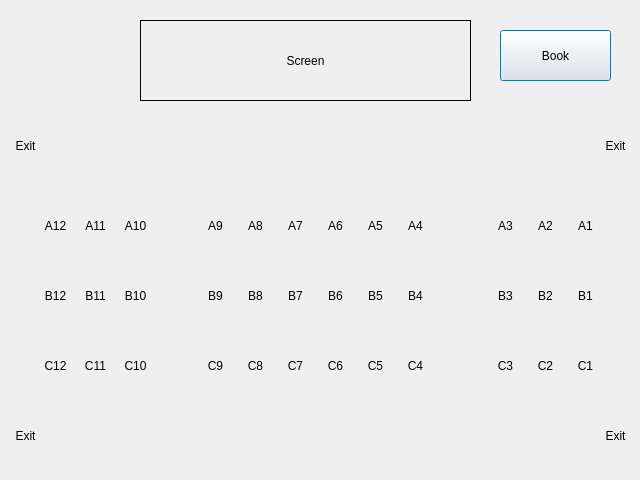
Before: the Qt Designer form In4B00king/diamondhall.ui in leejm17/ICT1009-In4B00king, drawn with Qt 5.
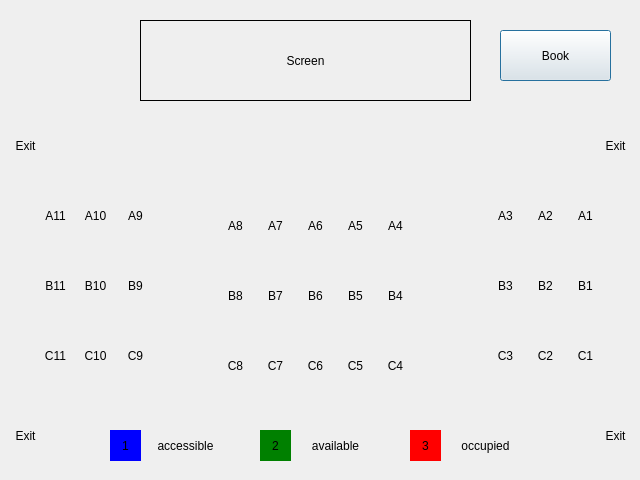
After: the same form once the commit is applied.

What changed in the file:
```diff
--- a/In4B00king/diamondhall.ui
+++ b/In4B00king/diamondhall.ui
@@ -16,7 +16,7 @@
   <widget class="QLabel" name="sc5">
    <property name="geometry">
     <rect>
-     <x>360</x>
+     <x>340</x>
      <y>350</y>
      <width>31</width>
      <height>31</height>
@@ -33,7 +33,7 @@
    <property name="geometry">
     <rect>
      <x>570</x>
-     <y>350</y>
+     <y>340</y>
      <width>31</width>
      <height>31</height>
     </rect>
@@ -48,7 +48,7 @@
   <widget class="QLabel" name="sc6">
    <property name="geometry">
     <rect>
-     <x>320</x>
+     <x>300</x>
      <y>350</y>
      <width>31</width>
      <height>31</height>
@@ -84,7 +84,7 @@
    <property name="geometry">
     <rect>
      <x>530</x>
-     <y>280</y>
+     <y>270</y>
      <width>31</width>
      <height>31</height>
     </rect>
@@ -100,7 +100,7 @@
    <property name="geometry">
     <rect>
      <x>490</x>
-     <y>350</y>
+     <y>340</y>
      <width>31</width>
      <height>31</height>
     </rect>
@@ -116,7 +116,7 @@
    <property name="geometry">
     <rect>
      <x>570</x>
-     <y>210</y>
+     <y>200</y>
      <width>31</width>
      <height>31</height>
     </rect>
@@ -164,7 +164,7 @@
    <property name="geometry">
     <rect>
      <x>490</x>
-     <y>280</y>
+     <y>270</y>
      <width>31</width>
      <height>31</height>
     </rect>
@@ -180,7 +180,7 @@
    <property name="geometry">
     <rect>
      <x>530</x>
-     <y>350</y>
+     <y>340</y>
      <width>31</width>
      <height>31</height>
     </rect>
@@ -211,7 +211,7 @@
   <widget class="QLabel" name="sa8">
    <property name="geometry">
     <rect>
-     <x>240</x>
+     <x>220</x>
      <y>210</y>
      <width>31</width>
      <height>31</height>
@@ -227,8 +227,8 @@
   <widget class="QLabel" name="sc11">
    <property name="geometry">
     <rect>
-     <x>80</x>
-     <y>350</y>
+     <x>40</x>
+     <y>340</y>
      <width>31</width>
      <height>31</height>
     </rect>
@@ -243,8 +243,8 @@
   <widget class="QLabel" name="sa10">
    <property name="geometry">
     <rect>
-     <x>120</x>
-     <y>210</y>
+     <x>80</x>
+     <y>200</y>
      <width>31</width>
      <height>31</height>
     </rect>
@@ -260,7 +260,7 @@
    <property name="geometry">
     <rect>
      <x>490</x>
-     <y>210</y>
+     <y>200</y>
      <width>31</width>
      <height>31</height>
     </rect>
@@ -276,7 +276,7 @@
    <property name="geometry">
     <rect>
      <x>530</x>
-     <y>210</y>
+     <y>200</y>
      <width>31</width>
      <height>31</height>
     </rect>
@@ -291,8 +291,8 @@
   <widget class="QLabel" name="sb9">
    <property name="geometry">
     <rect>
-     <x>200</x>
-     <y>280</y>
+     <x>120</x>
+     <y>270</y>
      <width>31</width>
      <height>31</height>
     </rect>
@@ -307,8 +307,8 @@
   <widget class="QLabel" name="sc10">
    <property name="geometry">
     <rect>
-     <x>120</x>
-     <y>350</y>
+     <x>80</x>
+     <y>340</y>
      <width>31</width>
      <height>31</height>
     </rect>
@@ -323,8 +323,8 @@
   <widget class="QLabel" name="sc9">
    <property name="geometry">
     <rect>
-     <x>200</x>
-     <y>350</y>
+     <x>120</x>
+     <y>340</y>
      <width>31</width>
      <height>31</height>
     </rect>
@@ -339,7 +339,7 @@
   <widget class="QLabel" name="sb7">
    <property name="geometry">
     <rect>
-     <x>280</x>
+     <x>260</x>
      <y>280</y>
      <width>31</width>
      <height>31</height>
@@ -355,8 +355,8 @@
   <widget class="QLabel" name="sa11">
    <property name="geometry">
     <rect>
-     <x>80</x>
-     <y>210</y>
+     <x>40</x>
+     <y>200</y>
      <width>31</width>
      <height>31</height>
     </rect>
@@ -368,27 +368,11 @@
     <set>Qt::AlignCenter</set>
    </property>
   </widget>
-  <widget class="QLabel" name="sb12">
-   <property name="geometry">
-    <rect>
-     <x>40</x>
-     <y>280</y>
-     <width>31</width>
-     <height>31</height>
-    </rect>
-   </property>
-   <property name="text">
-    <string>B12</string>
-   </property>
-   <property name="alignment">
-    <set>Qt::AlignCenter</set>
-   </property>
-  </widget>
   <widget class="QLabel" name="sb11">
    <property name="geometry">
     <rect>
-     <x>80</x>
-     <y>280</y>
+     <x>40</x>
+     <y>270</y>
      <width>31</width>
      <height>31</height>
     </rect>
@@ -403,7 +387,7 @@
   <widget class="QLabel" name="sc4">
    <property name="geometry">
     <rect>
-     <x>400</x>
+     <x>380</x>
      <y>350</y>
      <width>31</width>
      <height>31</height>
@@ -419,8 +403,8 @@
   <widget class="QLabel" name="sb10">
    <property name="geometry">
     <rect>
-     <x>120</x>
-     <y>280</y>
+     <x>80</x>
+     <y>270</y>
      <width>31</width>
      <height>31</height>
     </rect>
@@ -435,7 +419,7 @@
   <widget class="QLabel" name="sa5">
    <property name="geometry">
     <rect>
-     <x>360</x>
+     <x>340</x>
      <y>210</y>
      <width>31</width>
      <height>31</height>
@@ -451,7 +435,7 @@
   <widget class="QLabel" name="sc8">
    <property name="geometry">
     <rect>
-     <x>240</x>
+     <x>220</x>
      <y>350</y>
      <width>31</width>
      <height>31</height>
@@ -468,7 +452,7 @@
    <property name="geometry">
     <rect>
      <x>570</x>
-     <y>280</y>
+     <y>270</y>
      <width>31</width>
      <height>31</height>
     </rect>
@@ -483,7 +467,7 @@
   <widget class="QLabel" name="sa7">
    <property name="geometry">
     <rect>
-     <x>280</x>
+     <x>260</x>
      <y>210</y>
      <width>31</width>
      <height>31</height>
@@ -499,7 +483,7 @@
   <widget class="QLabel" name="sb6">
    <property name="geometry">
     <rect>
-     <x>320</x>
+     <x>300</x>
      <y>280</y>
      <width>31</width>
      <height>31</height>
@@ -515,7 +499,7 @@
   <widget class="QLabel" name="sa6">
    <property name="geometry">
     <rect>
-     <x>320</x>
+     <x>300</x>
      <y>210</y>
      <width>31</width>
      <height>31</height>
@@ -531,7 +515,7 @@
   <widget class="QLabel" name="sb5">
    <property name="geometry">
     <rect>
-     <x>360</x>
+     <x>340</x>
      <y>280</y>
      <width>31</width>
      <height>31</height>
@@ -547,7 +531,7 @@
   <widget class="QLabel" name="sc7">
    <property name="geometry">
     <rect>
-     <x>280</x>
+     <x>260</x>
      <y>350</y>
      <width>31</width>
      <height>31</height>
@@ -563,7 +547,7 @@
   <widget class="QLabel" name="sa4">
    <property name="geometry">
     <rect>
-     <x>400</x>
+     <x>380</x>
      <y>210</y>
      <width>31</width>
      <height>31</height>
@@ -579,7 +563,7 @@
   <widget class="QLabel" name="sb4">
    <property name="geometry">
     <rect>
-     <x>400</x>
+     <x>380</x>
      <y>280</y>
      <width>31</width>
      <height>31</height>
@@ -595,7 +579,7 @@
   <widget class="QLabel" name="sb8">
    <property name="geometry">
     <rect>
-     <x>240</x>
+     <x>220</x>
      <y>280</y>
      <width>31</width>
      <height>31</height>
@@ -624,27 +608,11 @@
     <set>Qt::AlignCenter</set>
    </property>
   </widget>
-  <widget class="QLabel" name="sc12">
-   <property name="geometry">
-    <rect>
-     <x>40</x>
-     <y>350</y>
-     <width>31</width>
-     <height>31</height>
-    </rect>
-   </property>
-   <property name="text">
-    <string>C12</string>
-   </property>
-   <property name="alignment">
-    <set>Qt::AlignCenter</set>
-   </property>
-  </widget>
   <widget class="QLabel" name="sa9">
    <property name="geometry">
     <rect>
-     <x>200</x>
-     <y>210</y>
+     <x>120</x>
+     <y>200</y>
      <width>31</width>
      <height>31</height>
     </rect>
@@ -656,22 +624,6 @@
     <set>Qt::AlignCenter</set>
    </property>
   </widget>
-  <widget class="QLabel" name="sa12">
-   <property name="geometry">
-    <rect>
-     <x>40</x>
-     <y>210</y>
-     <width>31</width>
-     <height>31</height>
-    </rect>
-   </property>
-   <property name="text">
-    <string>A12</string>
-   </property>
-   <property name="alignment">
-    <set>Qt::AlignCenter</set>
-   </property>
-  </widget>
   <widget class="QPushButton" name="book">
    <property name="geometry">
     <rect>
@@ -685,6 +637,111 @@
     <string>Book</string>
    </property>
   </widget>
+  <widget class="QLabel" name="sblue">
+   <property name="geometry">
+    <rect>
+     <x>110</x>
+     <y>430</y>
+     <width>31</width>
+     <height>31</height>
+    </rect>
+   </property>
+   <property name="styleSheet">
+    <string notr="true">background-color: blue;</string>
+   </property>
+   <property name="text">
+    <string>1</string>
+   </property>
+   <property name="alignment">
+    <set>Qt::AlignCenter</set>
+   </property>
+  </widget>
+  <widget class="QLabel" name="glabel">
+   <property name="geometry">
+    <rect>
+     <x>300</x>
+     <y>430</y>
+     <width>71</width>
+     <height>31</height>
+    </rect>
+   </property>
+   <property name="text">
+    <string>available</string>
+   </property>
+   <property name="alignment">
+    <set>Qt::AlignCenter</set>
+   </property>
+  </widget>
+  <widget class="QLabel" name="sgreen_2">
+   <property name="geometry">
+    <rect>
+     <x>410</x>
+     <y>430</y>
+     <width>31</width>
+     <height>31</height>
+    </rect>
+   </property>
+   <property name="styleSheet">
+    <string notr="true">background-color: red;</string>
+   </property>
+   <property name="text">
+    <string>3</string>
+   </property>
+   <property name="alignment">
+    <set>Qt::AlignCenter</set>
+   </property>
+  </widget>
+  <widget class="QLabel" name="sgreen">
+   <property name="geometry">
+    <rect>
+     <x>260</x>
+     <y>430</y>
+     <width>31</width>
+     <height>31</height>
+    </rect>
+   </property>
+   <property name="styleSheet">
+    <string notr="true">background-color: green;</string>
+   </property>
+   <property name="text">
+    <string>2</string>
+   </property>
+   <property name="alignment">
+    <set>Qt::AlignCenter</set>
+   </property>
+  </widget>
+  <widget class="QLabel" name="blabel">
+   <property name="geometry">
+    <rect>
+     <x>150</x>
+     <y>430</y>
+     <width>71</width>
+     <height>31</height>
+    </rect>
+   </property>
+   <property name="text">
+    <string>accessible</string>
+   </property>
+   <property name="alignment">
+    <set>Qt::AlignCenter</set>
+   </property>
+  </widget>
+  <widget class="QLabel" name="rlabel">
+   <property name="geometry">
+    <rect>
+     <x>450</x>
+     <y>430</y>
+     <width>71</width>
+     <height>31</height>
+    </rect>
+   </property>
+   <property name="text">
+    <string>occupied</string>
+   </property>
+   <property name="alignment">
+    <set>Qt::AlignCenter</set>
+   </property>
+  </widget>
  </widget>
  <resources/>
  <connections/>
```
